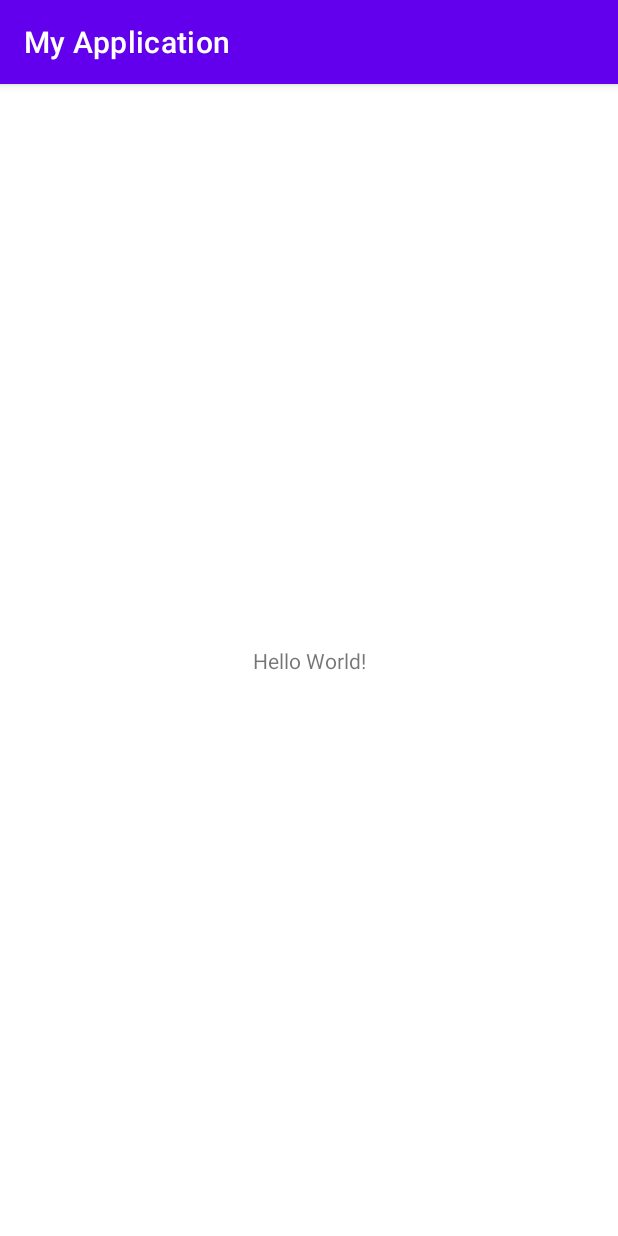
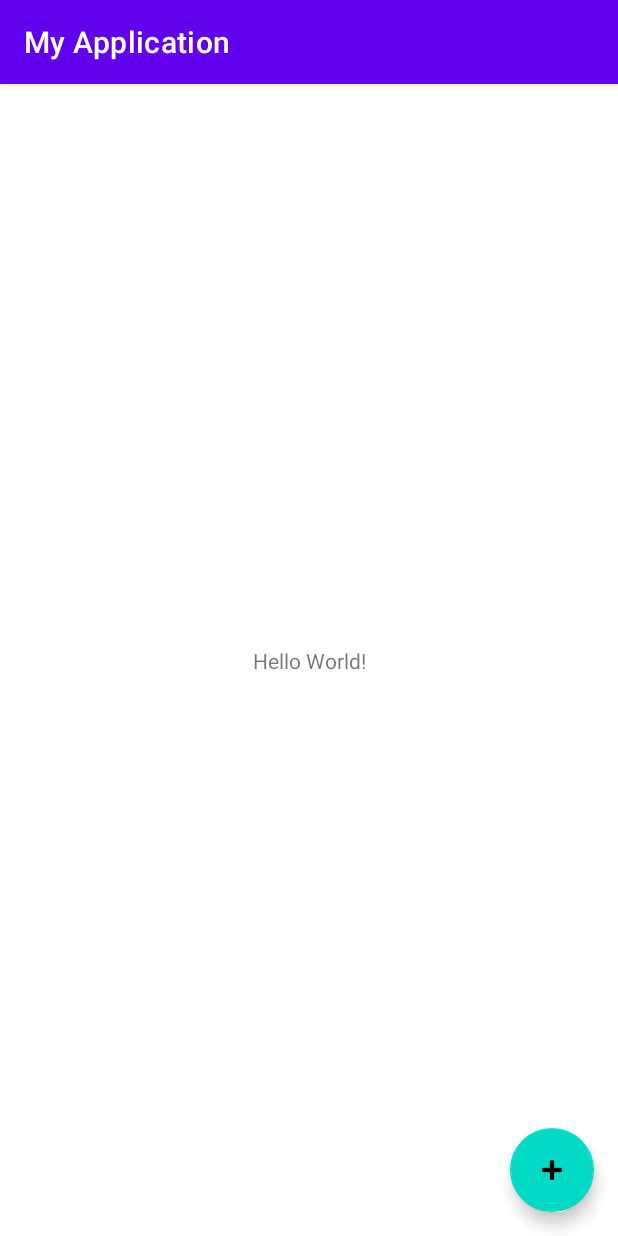
Before and after one commit to JoYSA-19/SFU-Market, an Android app: the screen it shows after launch (MainActivity), on a phone screen of 412 x 824 dp. Run offline under Robolectric (Android 15) with nearby library versions, the phone set to English and light mode, and no system bars.

Commit message:
Added MakePost Button; Created layout of the PostEntryDialog. It will dismiss if the user clicks "Cancel" or "Post"

```diff
--- a/app/src/main/java/com/example/myapplication/MainActivity.java
+++ b/app/src/main/java/com/example/myapplication/MainActivity.java
@@ -3,6 +3,9 @@ package com.example.myapplication;
 import androidx.appcompat.app.AppCompatActivity;
 
 import android.os.Bundle;
+
+
+import com.google.android.material.floatingactionbutton.FloatingActionButton;
 
 public class MainActivity extends AppCompatActivity {
 
@@ -10,5 +13,14 @@ public class MainActivity extends AppCompatActivity {
     protected void onCreate(Bundle savedInstanceState) {
         super.onCreate(savedInstanceState);
         setContentView(R.layout.activity_main);
+
+        FloatingActionButton btnMakePost = (FloatingActionButton) findViewById(R.id.btnMakePost);
+        if (btnMakePost == null) throw new AssertionError();
+        btnMakePost.setOnClickListener(view -> showDialog());
+    }
+
+    private void showDialog(){
+        PostEntryDialog dialog = new PostEntryDialog();
+        dialog.show(getSupportFragmentManager(),"DIALOG_FRAGMENT");
     }
 }
--- a/app/src/main/res/layout/activity_main.xml
+++ b/app/src/main/res/layout/activity_main.xml
@@ -15,4 +15,17 @@
         app:layout_constraintRight_toRightOf="parent"
         app:layout_constraintTop_toTopOf="parent" />
 
+    <com.google.android.material.floatingactionbutton.FloatingActionButton
+        android:id="@+id/btnMakePost"
+        android:layout_width="wrap_content"
+        android:layout_height="wrap_content"
+        android:layout_marginEnd="16dp"
+        android:layout_marginBottom="16dp"
+        android:clickable="true"
+        android:contentDescription="@string/make_a_post"
+        app:layout_constraintBottom_toBottomOf="parent"
+        app:layout_constraintEnd_toEndOf="parent"
+        app:srcCompat="@android:drawable/ic_input_add"
+        android:focusable="true" />
+
 </androidx.constraintlayout.widget.ConstraintLayout>
--- a/app/src/main/res/values/strings.xml
+++ b/app/src/main/res/values/strings.xml
@@ -1,3 +1,8 @@
 <resources>
     <string name="app_name">My Application</string>
+    <string name="post">post</string>
+    <string name="contact_info_ex_phone_facebook">Contact Info: Ex. Phone #, Facebook</string>
+    <string name="item_name">Item Name</string>
+    <string name="item_description">Item Description</string>
+    <string name="make_a_post">Make a post</string>
 </resources>
```
Also changed, not shown: app/src/main/java/com/example/myapplication/PostEntryDialog.java (added, +27 -0 lines), app/src/main/res/layout/data_entry_dialog.xml (added, +73 -0 lines).
